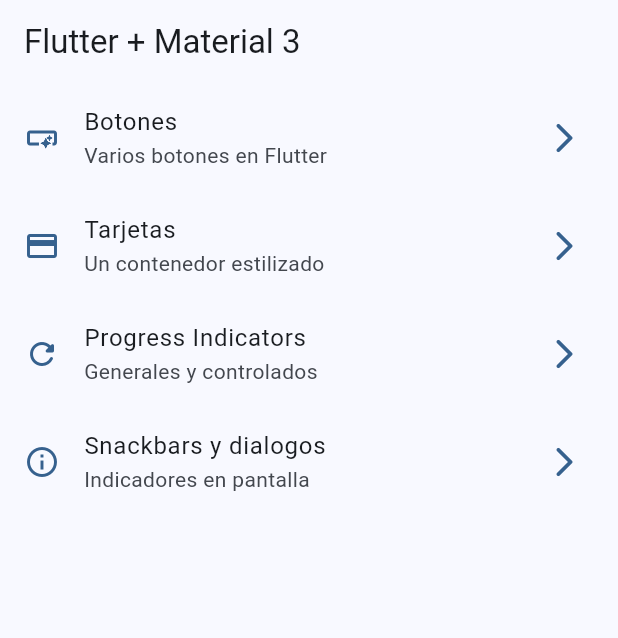
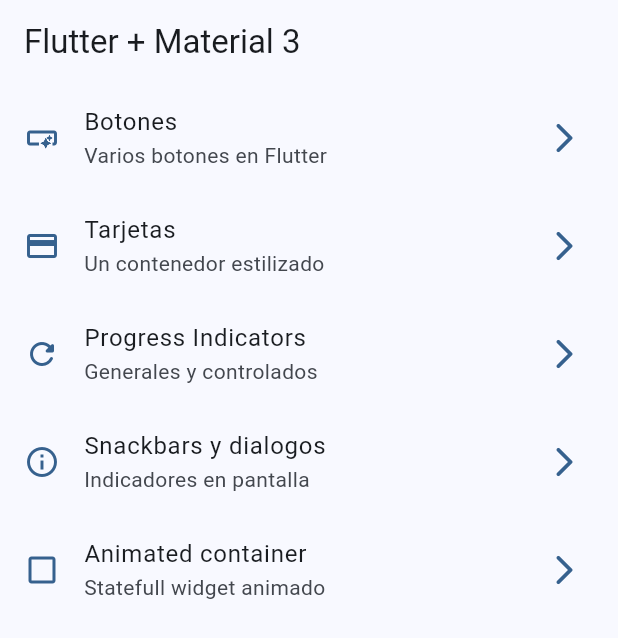
Before and after one commit to Ansesies/widgetsFlutter, a Flutter app: the screen it shows after launch, on a phone screen of 412 x 824 dp. Shown: the top 638 px of the screen. Run offline on Flutter 3.47's test engine with Material 2 defaults, Android fonts, the phone set to English and light mode, and no system bars; our stand-ins replace go_router.

Commit message:
animated container finalizado

```diff
--- a/lib/config/menu/menu_items.dart
+++ b/lib/config/menu/menu_items.dart
@@ -42,4 +42,11 @@ const appMenuItems = <MenuItem>[
     link: '/snackbars',
     icon: Icons.info_outline,
   ),
+
+  MenuItem(
+    title: 'Animated container',
+    subTitle: 'Statefull widget animado',
+    link: '/animated',
+    icon: Icons.check_box_outline_blank_outlined,
+  ),
 ];
--- a/lib/config/router/app_router.dart
+++ b/lib/config/router/app_router.dart
@@ -34,5 +34,11 @@ final appRouter = GoRouter(
       builder: (context, state) => const SnackbarScreen(),
     ),
 
+    GoRoute(
+      path: '/animated',
+      name: AnimatedScreen.name,
+      builder: (context, state) => const AnimatedScreen(),
+    ),
+
   ],
 );
```
Also changed, not shown: lib/presentation/screens/animated/animated_screen.dart (+48 -2 lines), pubspec.lock, 1 other file.
